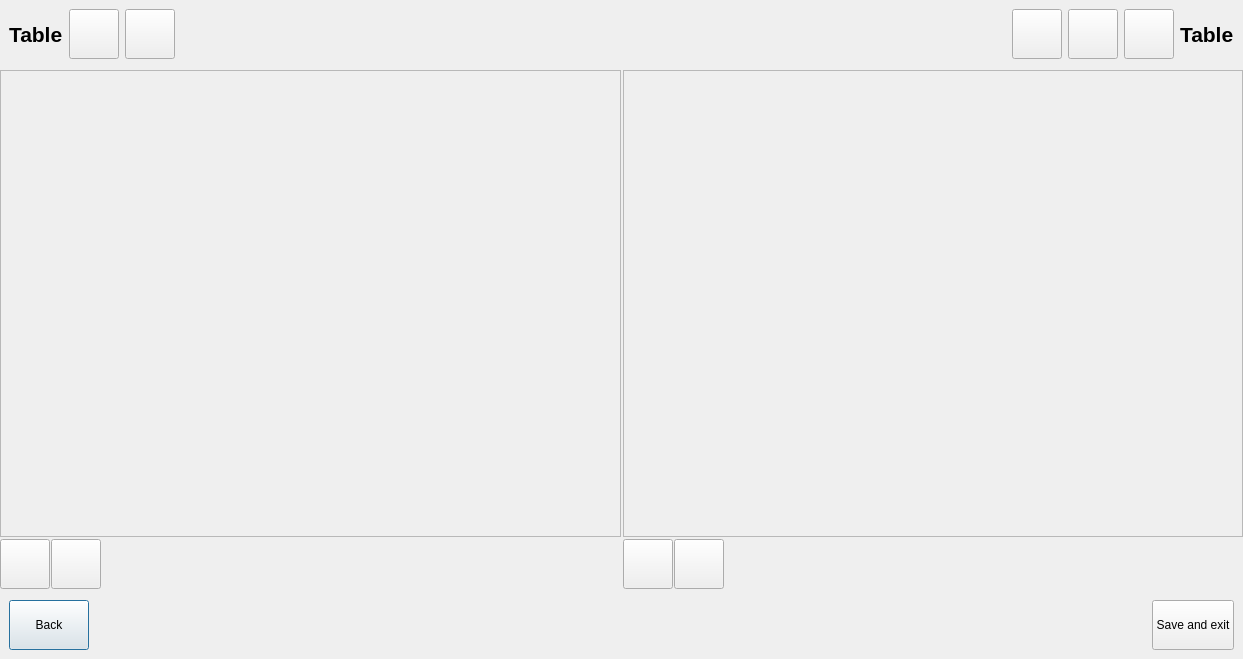
Old version of the form Waiter/dlgsplitorder.ui in the repository End1-1/Cafe5.
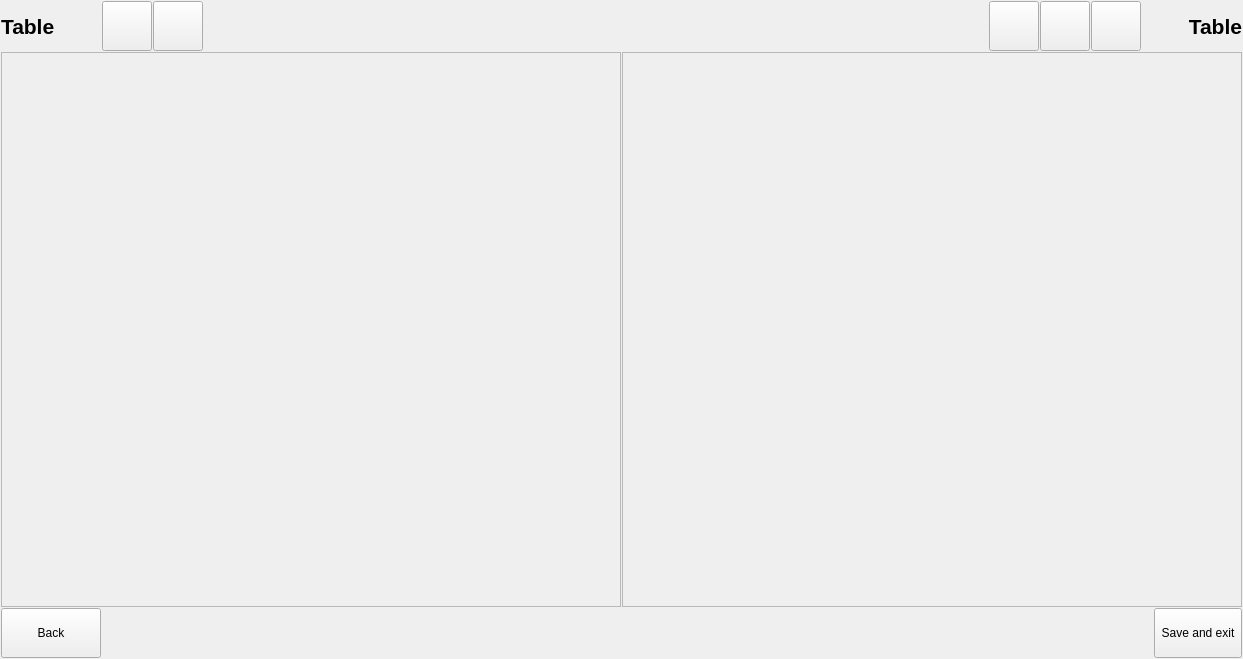
New version of the form. Icons and pictures are not drawn.

The edit to the form file:
```diff
--- a/Waiter/dlgsplitorder.ui
+++ b/Waiter/dlgsplitorder.ui
@@ -15,28 +15,49 @@
   </property>
   <layout class="QGridLayout" name="gridLayout">
    <property name="leftMargin">
-    <number>0</number>
+    <number>1</number>
    </property>
    <property name="topMargin">
-    <number>0</number>
+    <number>1</number>
    </property>
    <property name="rightMargin">
-    <number>0</number>
+    <number>1</number>
    </property>
    <property name="bottomMargin">
-    <number>0</number>
+    <number>1</number>
    </property>
    <property name="spacing">
-    <number>2</number>
+    <number>1</number>
    </property>
    <item row="2" column="0" colspan="2">
     <widget class="QWidget" name="widget_2" native="true">
      <layout class="QHBoxLayout" name="horizontalLayout_2">
+      <property name="spacing">
+       <number>1</number>
+      </property>
+      <property name="leftMargin">
+       <number>0</number>
+      </property>
+      <property name="topMargin">
+       <number>0</number>
+      </property>
+      <property name="rightMargin">
+       <number>0</number>
+      </property>
+      <property name="bottomMargin">
+       <number>0</number>
+      </property>
       <item>
-       <widget class="QPushButton" name="btnExit">
+       <widget class="QToolButton" name="btnExit">
+        <property name="sizePolicy">
+         <sizepolicy hsizetype="Fixed" vsizetype="Fixed">
+          <horstretch>100</horstretch>
+          <verstretch>0</verstretch>
+         </sizepolicy>
+        </property>
         <property name="minimumSize">
          <size>
-          <width>0</width>
+          <width>100</width>
           <height>50</height>
          </size>
         </property>
@@ -59,6 +80,9 @@
           <height>32</height>
          </size>
         </property>
+        <property name="toolButtonStyle">
+         <enum>Qt::ToolButtonStyle::ToolButtonTextBesideIcon</enum>
+        </property>
        </widget>
       </item>
       <item>
@@ -75,7 +99,7 @@
        </spacer>
       </item>
       <item>
-       <widget class="QPushButton" name="btnSave">
+       <widget class="QToolButton" name="btnSave">
         <property name="minimumSize">
          <size>
           <width>0</width>
@@ -101,6 +125,9 @@
           <height>32</height>
          </size>
         </property>
+        <property name="toolButtonStyle">
+         <enum>Qt::ToolButtonStyle::ToolButtonTextBesideIcon</enum>
+        </property>
        </widget>
       </item>
      </layout>
@@ -109,8 +136,29 @@
    <item row="0" column="0" colspan="2">
     <widget class="QWidget" name="widget" native="true">
      <layout class="QHBoxLayout" name="horizontalLayout">
+      <property name="spacing">
+       <number>1</number>
+      </property>
+      <property name="leftMargin">
+       <number>0</number>
+      </property>
+      <property name="topMargin">
+       <number>0</number>
+      </property>
+      <property name="rightMargin">
+       <number>0</number>
+      </property>
+      <property name="bottomMargin">
+       <number>0</number>
+      </property>
       <item>
        <widget class="QLabel" name="lbLeft">
+        <property name="minimumSize">
+         <size>
+          <width>100</width>
+          <height>0</height>
+         </size>
+        </property>
         <property name="font">
          <font>
           <pointsize>16</pointsize>
@@ -123,7 +171,7 @@
        </widget>
       </item>
       <item>
-       <widget class="QPushButton" name="btnLeftToRight">
+       <widget class="QToolButton" name="btnLeftToRight">
         <property name="minimumSize">
          <size>
           <width>50</width>
@@ -152,7 +200,7 @@
        </widget>
       </item>
       <item>
-       <widget class="QPushButton" name="btnAllLeftToRigh">
+       <widget class="QToolButton" name="btnAllLeftToRigh">
         <property name="minimumSize">
          <size>
           <width>50</width>
@@ -194,7 +242,7 @@
        </spacer>
       </item>
       <item>
-       <widget class="QPushButton" name="btnAllRightToLeft">
+       <widget class="QToolButton" name="btnAllRightToLeft">
         <property name="minimumSize">
          <size>
           <width>50</width>
@@ -223,7 +271,7 @@
        </widget>
       </item>
       <item>
-       <widget class="QPushButton" name="btnRightToLeft">
+       <widget class="QToolButton" name="btnRightToLeft">
         <property name="minimumSize">
          <size>
           <width>50</width>
@@ -252,7 +300,7 @@
        </widget>
       </item>
       <item>
-       <widget class="QPushButton" name="btnChoseTable">
+       <widget class="QToolButton" name="btnChoseTable">
         <property name="minimumSize">
          <size>
           <width>50</width>
@@ -282,6 +330,12 @@
       </item>
       <item>
        <widget class="QLabel" name="lbRight">
+        <property name="minimumSize">
+         <size>
+          <width>100</width>
+          <height>0</height>
+         </size>
+        </property>
         <property name="font">
          <font>
           <pointsize>16</pointsize>
@@ -291,6 +345,9 @@
         <property name="text">
          <string>Table</string>
         </property>
+        <property name="alignment">
+         <set>Qt::AlignmentFlag::AlignRight|Qt::AlignmentFlag::AlignTrailing|Qt::AlignmentFlag::AlignVCenter</set>
+        </property>
        </widget>
       </item>
      </layout>
@@ -324,7 +381,7 @@
        <number>0</number>
       </property>
       <property name="spacing">
-       <number>2</number>
+       <number>1</number>
       </property>
       <item row="0" column="0">
        <widget class="QScrollArea" name="scrollArea">
@@ -336,11 +393,14 @@
           <rect>
            <x>0</x>
            <y>0</y>
-           <width>619</width>
-           <height>457</height>
+           <width>618</width>
+           <height>553</height>
           </rect>
          </property>
          <layout class="QHBoxLayout" name="horizontalLayout_5">
+          <property name="spacing">
+           <number>1</number>
+          </property>
           <property name="leftMargin">
            <number>0</number>
           </property>
@@ -354,7 +414,11 @@
            <number>0</number>
           </property>
           <item>
-           <layout class="QVBoxLayout" name="vo1"/>
+           <layout class="QVBoxLayout" name="vo1">
+            <property name="spacing">
+             <number>1</number>
+            </property>
+           </layout>
           </item>
          </layout>
         </widget>
@@ -371,10 +435,19 @@
            <x>0</x>
            <y>0</y>
            <width>618</width>
-           <height>457</height>
+           <height>553</height>
           </rect>
          </property>
+         <property name="sizePolicy">
+          <sizepolicy hsizetype="Preferred" vsizetype="Preferred">
+           <horstretch>0</horstretch>
+           <verstretch>0</verstretch>
+          </sizepolicy>
+         </property>
          <layout class="QHBoxLayout" name="horizontalLayout_4">
+          <property name="spacing">
+           <number>1</number>
+          </property>
           <property name="leftMargin">
            <number>0</number>
           </property>
@@ -388,196 +461,16 @@
            <number>0</number>
           </property>
           <item>
-           <layout class="QVBoxLayout" name="vo2"/>
+           <layout class="QVBoxLayout" name="vo2">
+            <property name="spacing">
+             <number>1</number>
+            </property>
+           </layout>
           </item>
          </layout>
         </widget>
        </widget>
       </item>
-      <item row="1" column="0">
-       <widget class="QWidget" name="widget_3" native="true">
-        <layout class="QHBoxLayout" name="horizontalLayout_3">
-         <property name="spacing">
-          <number>1</number>
-         </property>
-         <property name="leftMargin">
-          <number>0</number>
-         </property>
-         <property name="topMargin">
-          <number>0</number>
-         </property>
-         <property name="rightMargin">
-          <number>0</number>
-         </property>
-         <property name="bottomMargin">
-          <number>0</number>
-         </property>
-         <item>
-          <widget class="QPushButton" name="btnScrollUp1">
-           <property name="minimumSize">
-            <size>
-             <width>50</width>
-             <height>50</height>
-            </size>
-           </property>
-           <property name="maximumSize">
-            <size>
-             <width>50</width>
-             <height>50</height>
-            </size>
-           </property>
-           <property name="text">
-            <string/>
-           </property>
-           <property name="icon">
-            <iconset resource="../resources/res.qrc">
-             <normaloff>:/down.png</normaloff>:/down.png</iconset>
-           </property>
-           <property name="iconSize">
-            <size>
-             <width>32</width>
-             <height>32</height>
-            </size>
-           </property>
-          </widget>
-         </item>
-         <item>
-          <widget class="QPushButton" name="btnScrollDown1">
-           <property name="minimumSize">
-            <size>
-             <width>50</width>
-             <height>50</height>
-            </size>
-           </property>
-           <property name="maximumSize">
-            <size>
-             <width>50</width>
-             <height>50</height>
-            </size>
-           </property>
-           <property name="text">
-            <string/>
-           </property>
-           <property name="icon">
-            <iconset resource="../resources/res.qrc">
-             <normaloff>:/up.png</normaloff>:/up.png</iconset>
-           </property>
-           <property name="iconSize">
-            <size>
-             <width>32</width>
-             <height>32</height>
-            </size>
-           </property>
-          </widget>
-         </item>
-         <item>
-          <spacer name="horizontalSpacer_3">
-           <property name="orientation">
-            <enum>Qt::Orientation::Horizontal</enum>
-           </property>
-           <property name="sizeHint" stdset="0">
-            <size>
-             <width>40</width>
-             <height>20</height>
-            </size>
-           </property>
-          </spacer>
-         </item>
-        </layout>
-       </widget>
-      </item>
-      <item row="1" column="2">
-       <widget class="QWidget" name="widget_4" native="true">
-        <layout class="QHBoxLayout" name="horizontalLayout_6">
-         <property name="spacing">
-          <number>1</number>
-         </property>
-         <property name="leftMargin">
-          <number>0</number>
-         </property>
-         <property name="topMargin">
-          <number>0</number>
-         </property>
-         <property name="rightMargin">
-          <number>0</number>
-         </property>
-         <property name="bottomMargin">
-          <number>0</number>
-         </property>
-         <item>
-          <widget class="QPushButton" name="btnScrollUp2">
-           <property name="minimumSize">
-            <size>
-             <width>50</width>
-             <height>50</height>
-            </size>
-           </property>
-           <property name="maximumSize">
-            <size>
-             <width>50</width>
-             <height>50</height>
-            </size>
-           </property>
-           <property name="text">
-            <string/>
-           </property>
-           <property name="icon">
-            <iconset resource="../resources/res.qrc">
-             <normaloff>:/down.png</normaloff>:/down.png</iconset>
-           </property>
-           <property name="iconSize">
-            <size>
-             <width>32</width>
-             <height>32</height>
-            </size>
-           </property>
-          </widget>
-         </item>
-         <item>
-          <widget class="QPushButton" name="btnScrollDown2">
-           <property name="minimumSize">
-            <size>
-             <width>50</width>
-             <height>50</height>
-            </size>
-           </property>
-           <property name="maximumSize">
-            <size>
-             <width>50</width>
-             <height>50</height>
-            </size>
-           </property>
-           <property name="text">
-            <string/>
-           </property>
-           <property name="icon">
-            <iconset resource="../resources/res.qrc">
-             <normaloff>:/up.png</normaloff>:/up.png</iconset>
-           </property>
-           <property name="iconSize">
-            <size>
-             <width>32</width>
-             <height>32</height>
-            </size>
-           </property>
-          </widget>
-         </item>
-         <item>
-          <spacer name="horizontalSpacer_4">
-           <property name="orientation">
-            <enum>Qt::Orientation::Horizontal</enum>
-           </property>
-           <property name="sizeHint" stdset="0">
-            <size>
-             <width>40</width>
-             <height>20</height>
-            </size>
-           </property>
-          </spacer>
-         </item>
-        </layout>
-       </widget>
-      </item>
      </layout>
     </widget>
    </item>
```
Left out of the diff: 18 changed lines with no effect on the pictures.
